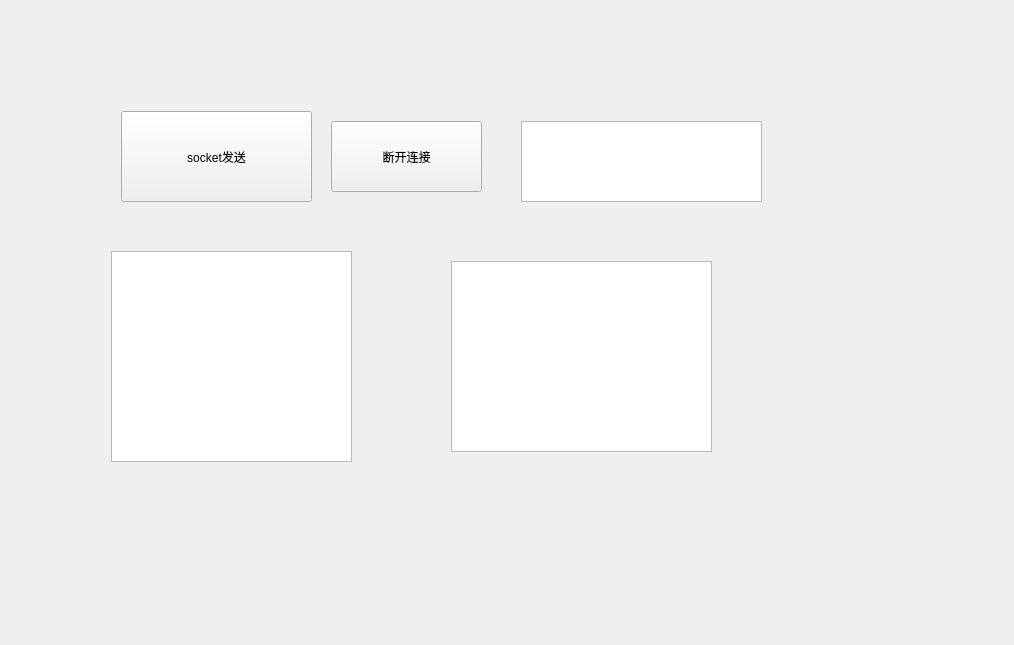
Above: Client/Client.ui from tarffy/pokemon before the change. Below: the same form after it.
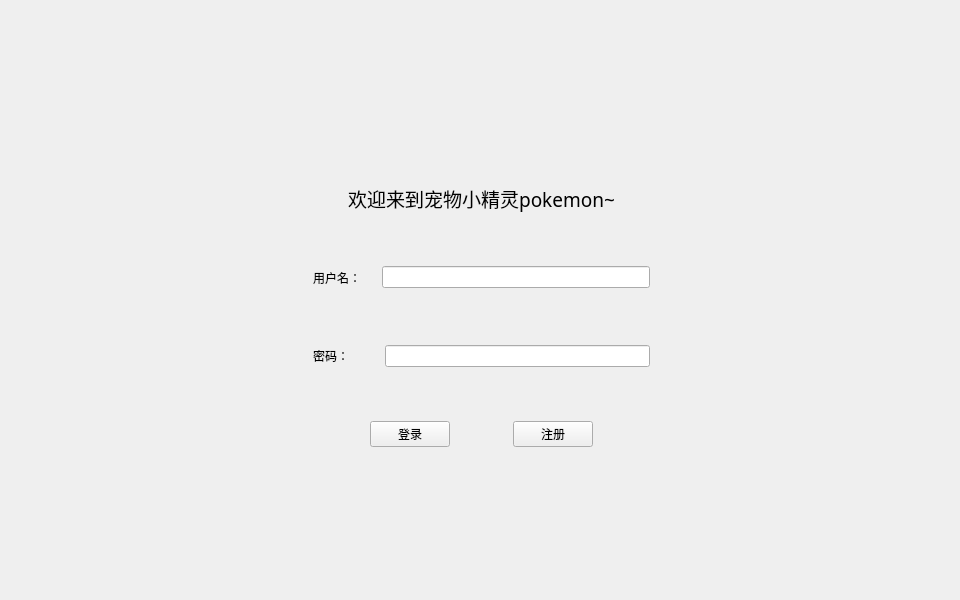
That is the form after the change.

Commit message: 完成了用户的注册、登录功能。

What changed in the file:
```diff
--- a/Client/Client.ui
+++ b/Client/Client.ui
@@ -6,19 +6,37 @@
    <rect>
     <x>0</x>
     <y>0</y>
-    <width>1014</width>
-    <height>645</height>
+    <width>960</width>
+    <height>600</height>
    </rect>
   </property>
+  <property name="sizePolicy">
+   <sizepolicy hsizetype="Fixed" vsizetype="Fixed">
+    <horstretch>0</horstretch>
+    <verstretch>0</verstretch>
+   </sizepolicy>
+  </property>
+  <property name="minimumSize">
+   <size>
+    <width>960</width>
+    <height>600</height>
+   </size>
+  </property>
+  <property name="maximumSize">
+   <size>
+    <width>960</width>
+    <height>600</height>
+   </size>
+  </property>
   <property name="windowTitle">
    <string>Client</string>
   </property>
   <widget class="QWidget" name="centralWidget">
-   <layout class="QHBoxLayout" name="horizontalLayout">
+   <layout class="QVBoxLayout" name="verticalLayout_2">
     <item>
      <widget class="QStackedWidget" name="Swidgt">
       <property name="currentIndex">
-       <number>2</number>
+       <number>3</number>
       </property>
       <widget class="QWidget" name="page">
        <widget class="QPushButton" name="Button1">
@@ -134,6 +152,197 @@
         </property>
        </widget>
       </widget>
+      <widget class="QWidget" name="page_login">
+       <widget class="QWidget" name="widget_4" native="true">
+        <property name="geometry">
+         <rect>
+          <x>280</x>
+          <y>140</y>
+          <width>381</width>
+          <height>331</height>
+         </rect>
+        </property>
+        <property name="sizePolicy">
+         <sizepolicy hsizetype="Minimum" vsizetype="Minimum">
+          <horstretch>0</horstretch>
+          <verstretch>0</verstretch>
+         </sizepolicy>
+        </property>
+        <layout class="QVBoxLayout" name="verticalLayout">
+         <item>
+          <widget class="QLabel" name="label_title">
+           <property name="font">
+            <font>
+             <family>仿宋</family>
+             <pointsize>14</pointsize>
+            </font>
+           </property>
+           <property name="frameShape">
+            <enum>QFrame::NoFrame</enum>
+           </property>
+           <property name="text">
+            <string>欢迎来到宠物小精灵pokemon~</string>
+           </property>
+           <property name="textFormat">
+            <enum>Qt::RichText</enum>
+           </property>
+           <property name="scaledContents">
+            <bool>false</bool>
+           </property>
+           <property name="alignment">
+            <set>Qt::AlignCenter</set>
+           </property>
+           <property name="wordWrap">
+            <bool>false</bool>
+           </property>
+           <property name="margin">
+            <number>0</number>
+           </property>
+           <property name="textInteractionFlags">
+            <set>Qt::LinksAccessibleByMouse</set>
+           </property>
+          </widget>
+         </item>
+         <item>
+          <widget class="QWidget" name="widget" native="true">
+           <layout class="QHBoxLayout" name="horizontalLayout_2">
+            <item>
+             <widget class="QLabel" name="label">
+              <property name="text">
+               <string>用户名：</string>
+              </property>
+             </widget>
+            </item>
+            <item>
+             <spacer name="horizontalSpacer_5">
+              <property name="orientation">
+               <enum>Qt::Horizontal</enum>
+              </property>
+              <property name="sizeType">
+               <enum>QSizePolicy::Fixed</enum>
+              </property>
+              <property name="sizeHint" stdset="0">
+               <size>
+                <width>15</width>
+                <height>20</height>
+               </size>
+              </property>
+             </spacer>
+            </item>
+            <item>
+             <widget class="QLineEdit" name="line_username">
+              <property name="maxLength">
+               <number>16</number>
+              </property>
+              <property name="clearButtonEnabled">
+               <bool>false</bool>
+              </property>
+             </widget>
+            </item>
+           </layout>
+          </widget>
+         </item>
+         <item>
+          <widget class="QWidget" name="widget_2" native="true">
+           <layout class="QHBoxLayout" name="horizontalLayout">
+            <item>
+             <widget class="QLabel" name="label_2">
+              <property name="text">
+               <string>密码：</string>
+              </property>
+             </widget>
+            </item>
+            <item>
+             <spacer name="horizontalSpacer_4">
+              <property name="orientation">
+               <enum>Qt::Horizontal</enum>
+              </property>
+              <property name="sizeType">
+               <enum>QSizePolicy::Fixed</enum>
+              </property>
+              <property name="sizeHint" stdset="0">
+               <size>
+                <width>30</width>
+                <height>20</height>
+               </size>
+              </property>
+             </spacer>
+            </item>
+            <item>
+             <widget class="QLineEdit" name="line_password">
+              <property name="maxLength">
+               <number>16</number>
+              </property>
+              <property name="echoMode">
+               <enum>QLineEdit::Password</enum>
+              </property>
+             </widget>
+            </item>
+           </layout>
+          </widget>
+         </item>
+         <item>
+          <widget class="QWidget" name="widget_3" native="true">
+           <layout class="QHBoxLayout" name="horizontalLayout_3">
+            <item>
+             <spacer name="horizontalSpacer_2">
+              <property name="orientation">
+               <enum>Qt::Horizontal</enum>
+              </property>
+              <property name="sizeHint" stdset="0">
+               <size>
+                <width>40</width>
+                <height>20</height>
+               </size>
+              </property>
+             </spacer>
+            </item>
+            <item>
+             <widget class="QPushButton" name="button_login">
+              <property name="text">
+               <string>登录</string>
+              </property>
+             </widget>
+            </item>
+            <item>
+             <spacer name="horizontalSpacer">
+              <property name="orientation">
+               <enum>Qt::Horizontal</enum>
+              </property>
+              <property name="sizeHint" stdset="0">
+               <size>
+                <width>40</width>
+                <height>20</height>
+               </size>
+              </property>
+             </spacer>
+            </item>
+            <item>
+             <widget class="QPushButton" name="button_register">
+              <property name="text">
+               <string>注册</string>
+              </property>
+             </widget>
+            </item>
+            <item>
+             <spacer name="horizontalSpacer_3">
+              <property name="orientation">
+               <enum>Qt::Horizontal</enum>
+              </property>
+              <property name="sizeHint" stdset="0">
+               <size>
+                <width>40</width>
+                <height>20</height>
+               </size>
+              </property>
+             </spacer>
+            </item>
+           </layout>
+          </widget>
+         </item>
+        </layout>
+       </widget>
+      </widget>
      </widget>
     </item>
    </layout>
```
Left out of the diff: 4 changed lines with no effect on the pictures. The commit also changes 14 other files.
